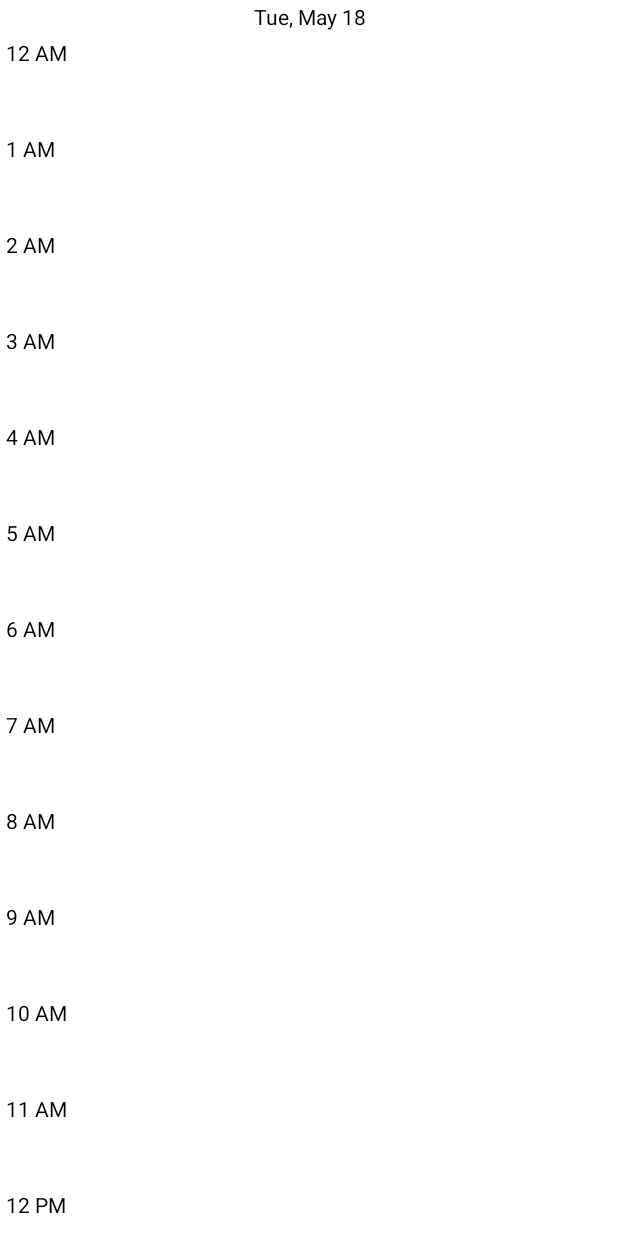
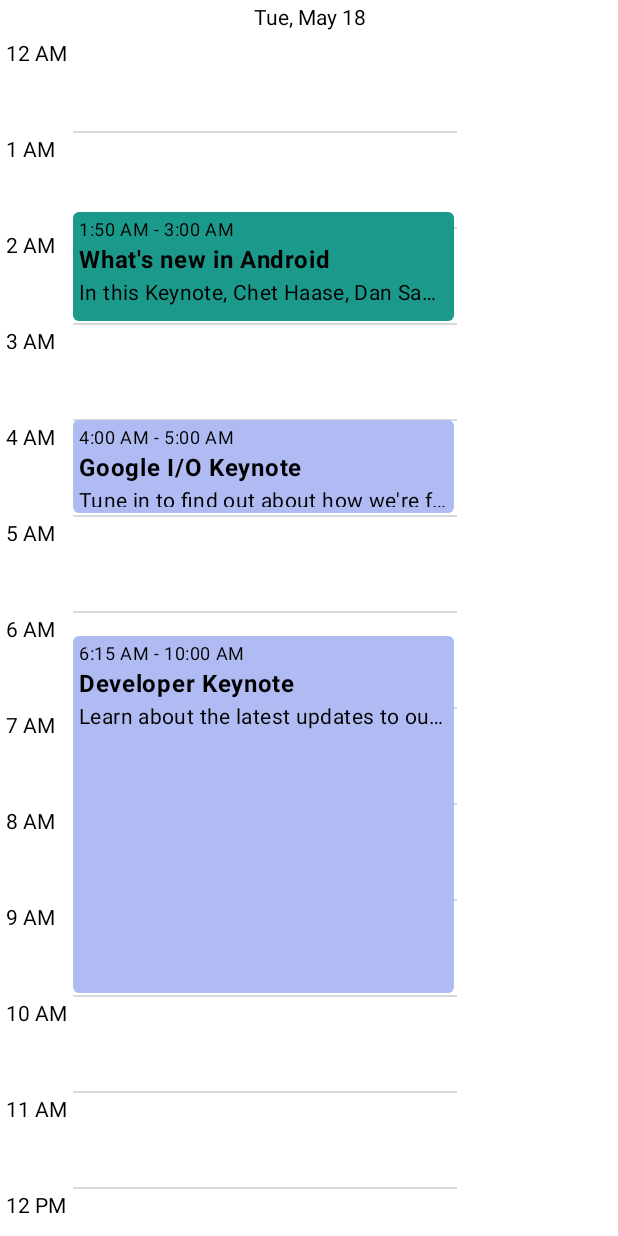
Before and after one commit to AnotherOneNewCoder/ClientApp, an Android app built with Jetpack Compose: the @Preview function SchedulePreview, on a phone screen of 412 x 824 dp. Run offline under Robolectric (Android 15) with nearby library versions, the phone set to English and light mode, and no system bars.

Commit message:
before updating db

```diff
--- a/app/src/main/java/ru/zhogin/composeClientApp/compose/calendar/BasicSchedule.kt
+++ b/app/src/main/java/ru/zhogin/composeClientApp/compose/calendar/BasicSchedule.kt
@@ -3,8 +3,12 @@ package ru.zhogin.composeClientApp.compose.calendar
 import androidx.compose.foundation.layout.Box
 import androidx.compose.foundation.rememberScrollState
 import androidx.compose.foundation.verticalScroll
+import androidx.compose.material.MaterialTheme
 import androidx.compose.runtime.Composable
 import androidx.compose.ui.Modifier
+import androidx.compose.ui.draw.drawBehind
+import androidx.compose.ui.geometry.Offset
+import androidx.compose.ui.graphics.Color
 import androidx.compose.ui.layout.Layout
 import androidx.compose.ui.layout.ParentDataModifier
 
@@ -27,8 +31,9 @@ fun BasicSchedule(
         dayEvent = it
     )},
     hourHeight: Dp,
+    dayWidth: Dp,
 ) {
-
+    val dividerColor = if (MaterialTheme.colors.isLight) Color.LightGray else Color.DarkGray
 
     Layout(
         content = {
@@ -40,22 +45,35 @@ fun BasicSchedule(
             }
         },
         modifier = modifier
+            .drawBehind {
+                repeat(23) {
+                    drawLine(
+                        dividerColor,
+                        start = Offset(0f, (it + 1) * hourHeight.toPx()),
+                        end = Offset(size.width, (it + 1) * hourHeight.toPx()),
+                        strokeWidth = 1.dp.toPx()
+                    )
+                }
+            }
 //            .verticalScroll(rememberScrollState()),
     )
     {measureables, constraints ->
         val height = hourHeight.roundToPx() * 24
+        val width = dayWidth.roundToPx()
         val placeables = measureables.map { measurable ->
             val calendarDayEvent = measurable.parentData as CalendarDayEvent
             val calendarDayEventDurationMinutes = ChronoUnit.MINUTES.between(calendarDayEvent.start, calendarDayEvent.end)
             val calendarDayEventHeight = ((calendarDayEventDurationMinutes / 60f) * hourHeight.toPx()).roundToInt()
-            val placeable = measurable.measure(constraints.copy(minHeight = calendarDayEventHeight,maxHeight = calendarDayEventHeight))
+            val placeable = measurable.measure(constraints.copy(minWidth = dayWidth.roundToPx(), maxWidth = dayWidth.roundToPx(),minHeight = calendarDayEventHeight,maxHeight = calendarDayEventHeight))
             Pair(placeable,calendarDayEvent)
         }
-        layout(constraints.maxWidth, height) {
+        layout(width, height) {
             placeables.forEach { (placeable, calendarDayEvent) ->
                 val calendarDayEventOffSetMinutes = ChronoUnit.MINUTES.between(LocalTime.MIN, calendarDayEvent.start.toLocalTime())
                 val calendarDayEventY = ((calendarDayEventOffSetMinutes / 60f) * hourHeight.toPx()).roundToInt()
-                placeable.place(0, calendarDayEventY)
+                val calendarDayEventOffDays = ChronoUnit.DAYS.between(minDate, calendarDayEvent.start.toLocalDate()).toInt()
+                val calendarDayEventX = calendarDayEventOffDays * dayWidth.roundToPx()
+                placeable.place(calendarDayEventX, calendarDayEventY)
             }
         }
     }
--- a/app/src/main/java/ru/zhogin/composeClientApp/compose/calendar/Schedule.kt
+++ b/app/src/main/java/ru/zhogin/composeClientApp/compose/calendar/Schedule.kt
@@ -1,11 +1,17 @@
 package ru.zhogin.composeClientApp.compose.calendar
 
+import androidx.compose.foundation.horizontalScroll
 import androidx.compose.foundation.layout.Column
 import androidx.compose.foundation.layout.Row
 import androidx.compose.foundation.rememberScrollState
 import androidx.compose.foundation.verticalScroll
 import androidx.compose.runtime.Composable
+import androidx.compose.runtime.getValue
+import androidx.compose.runtime.mutableStateOf
+import androidx.compose.runtime.remember
+import androidx.compose.runtime.setValue
 import androidx.compose.ui.Modifier
+import androidx.compose.ui.layout.onGloballyPositioned
 import androidx.compose.ui.unit.dp
 import ru.zhogin.composeClientApp.dto.CalendarDayEvent
 import java.time.LocalDate
@@ -22,13 +28,18 @@ fun Schedule(
     dayHeader: @Composable (day: LocalDate) -> Unit = { BasicDayHeader(day = it)}
 ) {
     val hourHeight = 64.dp
+    val dayWidth = 256.dp
     val verticalScrollState = rememberScrollState()
-    val verticalScrollState2 = rememberScrollState()
+
+    var sideBarWidth by remember {
+        mutableStateOf(0)
+    }
     Column(modifier = modifier) {
         ScheduleHeader(
             minDate = minDate,
             maxDate = maxDate,
             dayHeader = dayHeader,
+
             )
 
         Row(
@@ -37,16 +48,19 @@ fun Schedule(
             ScheduleSideBar(
                 hourHeight = hourHeight,
                 modifier = modifier.verticalScroll(verticalScrollState)
+                    .onGloballyPositioned { sideBarWidth = it.size.width }
             )
             BasicSchedule(
                 calendarDayEvents = calendarDayEvents,
                 hourHeight = hourHeight,
                 modifier = modifier
 
-                    .verticalScroll(verticalScrollState),
+                    .verticalScroll(verticalScrollState)
+                    ,
                 minDate = minDate,
                 maxDate = maxDate,
                 calendarDayEventContent = calendarDayEventContent,
+                dayWidth = dayWidth,
             )
 
 
--- a/app/src/main/java/ru/zhogin/composeClientApp/compose/calendar/SchedulePreview.kt
+++ b/app/src/main/java/ru/zhogin/composeClientApp/compose/calendar/SchedulePreview.kt
@@ -5,28 +5,35 @@ import androidx.compose.ui.graphics.Color
 import androidx.compose.ui.tooling.preview.Preview
 import ru.zhogin.composeClientApp.dto.CalendarDayEvent
 import ru.zhogin.composeClientApp.ui.theme.ClientAppTheme
+import java.time.LocalDate
 import java.time.LocalDateTime
 
 private val sampleCalendarEvents = listOf(
     CalendarDayEvent(
         name = "What's new in Android",
         color = Color(0xFF1B998B),
-        start = LocalDateTime.parse("2021-05-18T16:50:00"),
-        end = LocalDateTime.parse("2021-05-18T17:00:00"),
+        start = LocalDateTime.parse("2021-05-18T01:50:00"),
+        end = LocalDateTime.parse("2021-05-18T03:00:00"),
+        id = 0L,
+        date = LocalDate.parse("2021-05-18"),
         description = "In this Keynote, Chet Haase, Dan Sandler, and Romain Guy discuss the latest Android features and enhancements for developers.",
     ),
     CalendarDayEvent(
         name = "Google I/O Keynote",
         color = Color(0xFFAFBBF2),
-        start = LocalDateTime.parse("2021-05-18T13:00:00"),
-        end = LocalDateTime.parse("2021-05-18T15:00:00"),
+        start = LocalDateTime.parse("2021-05-18T04:00:00"),
+        end = LocalDateTime.parse("2021-05-18T05:00:00"),
+        id = 1L,
+        date = LocalDate.parse("2021-05-18"),
         description = "Tune in to find out about how we're furthering our mission to organize the world’s information and make it universally accessible and useful.",
     ),
     CalendarDayEvent(
         name = "Developer Keynote",
         color = Color(0xFFAFBBF2),
-        start = LocalDateTime.parse("2021-05-18T15:15:00"),
-        end = LocalDateTime.parse("2021-05-18T16:00:00"),
+        start = LocalDateTime.parse("2021-05-18T06:15:00"),
+        end = LocalDateTime.parse("2021-05-18T10:00:00"),
+        id = 2L,
+        date = LocalDate.parse("2021-05-18"),
         description = "Learn about the latest updates to our developer products and platforms from Google Developers.",
     ),
 
--- a/app/src/main/java/ru/zhogin/composeClientApp/dto/CalendarDayEvent.kt
+++ b/app/src/main/java/ru/zhogin/composeClientApp/dto/CalendarDayEvent.kt
@@ -1,11 +1,12 @@
 package ru.zhogin.composeClientApp.dto
 
 import androidx.compose.ui.graphics.Color
+import java.time.LocalDate
 import java.time.LocalDateTime
 
 data class CalendarDayEvent(
-    val isWeekend: Boolean = false,
-    val isWorkingDay: Boolean = false,
+    val id: Long,
+    val date: LocalDate,
     val name: String,
     val color: Color,
     val start: LocalDateTime,
```
Also changed, not shown: app/src/main/java/ru/zhogin/composeClientApp/compose/calendar/CalendarEventPreview.kt (+7 -0 lines), app/src/main/java/ru/zhogin/composeClientApp/compose/calendar/CustomMonthHeader.kt (added, +66 -0 lines), app/src/main/java/ru/zhogin/composeClientApp/compose/screens/CalendarScreen.kt (+32 -17 lines), app/src/main/java/ru/zhogin/composeClientApp/dao/CalendarDayDao.kt (added, +46 -0 lines), app/src/main/java/ru/zhogin/composeClientApp/dao/CalendarDayEventDao.kt (added, +53 -0 lines), app/src/main/java/ru/zhogin/composeClientApp/dto/CalendarDay.kt (added, +11 -0 lines), app/src/main/java/ru/zhogin/composeClientApp/entity/CalendarDayEntity.kt (added, +35 -0 lines), app/src/main/java/ru/zhogin/composeClientApp/entity/CalendarDayEventEntity.kt (added, +43 -0 lines).
